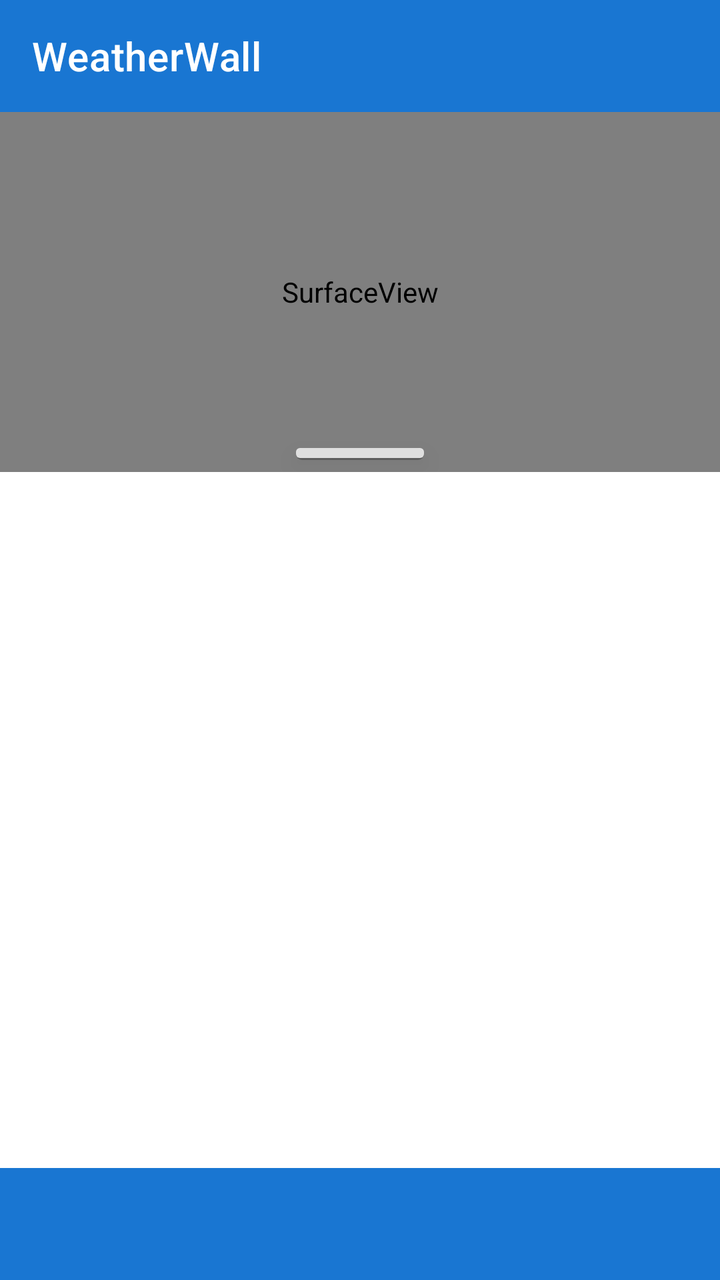
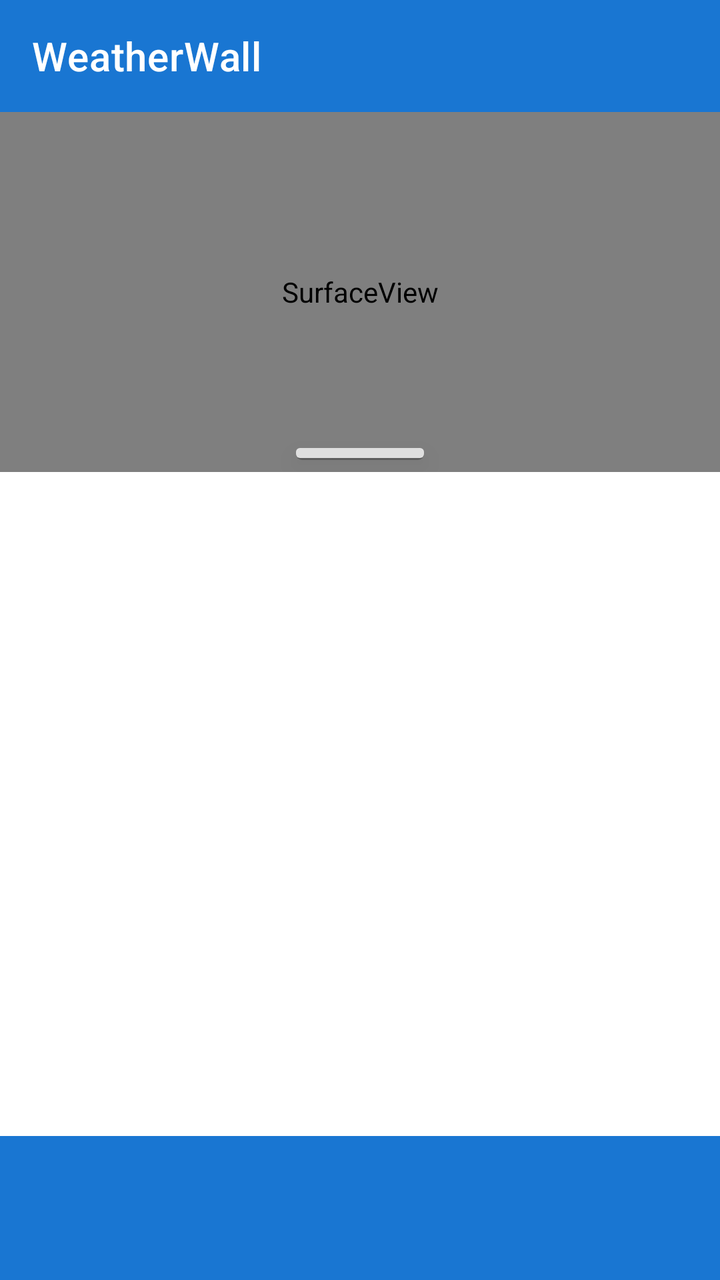

Two renders of the same Android screen: before a commit and after it. Below are the layout's source before the change and the commit's diff.
<!-- AndroidManifest.xml: activity theme Theme.WeatherWall -->
<!-- res/layout/activity_main.xml -->
<?xml version="1.0" encoding="utf-8"?>
<androidx.coordinatorlayout.widget.CoordinatorLayout xmlns:android="http://schemas.android.com/apk/res/android"
    xmlns:app="http://schemas.android.com/apk/res-auto"
    android:layout_width="match_parent"
    android:layout_height="match_parent">

    <LinearLayout
        android:layout_width="match_parent"
        android:layout_height="match_parent"
        android:orientation="vertical">

        <com.google.android.material.appbar.MaterialToolbar
            android:id="@+id/toolbar"
            android:layout_width="match_parent"
            android:layout_height="?attr/actionBarSize"
            android:background="?attr/colorPrimary"
            app:title="@string/app_name"
            app:titleTextColor="@android:color/white" />

        
        <FrameLayout
            android:layout_width="match_parent"
            android:layout_height="wrap_content">
            
            <FrameLayout
                android:id="@+id/preview_container"
                android:layout_width="match_parent"
                android:layout_height="180dp">
                
                
                <SurfaceView
                    android:id="@+id/preview_surface"
                    android:layout_width="match_parent"
                    android:layout_height="match_parent" />
                
                
                <View
                    android:id="@+id/resize_handle"
                    android:layout_width="match_parent"
                    android:layout_height="32dp"
                    android:layout_gravity="bottom"
                    android:background="@android:color/transparent"
                    android:clickable="true"
                    android:focusable="true" />
            </FrameLayout>
            
            
            <View
                android:id="@+id/handle_indicator"
                android:layout_width="64dp"
                android:layout_height="6dp"
                android:layout_gravity="bottom|center_horizontal"
                android:layout_marginBottom="6dp"
                android:background="@drawable/handle_indicator"
                android:elevation="8dp" />
        </FrameLayout>

        
        <androidx.viewpager2.widget.ViewPager2
            android:id="@+id/view_pager"
            android:layout_width="match_parent"
            android:layout_height="0dp"
            android:layout_weight="1" />

        
        <com.google.android.material.tabs.TabLayout
            android:id="@+id/tab_layout"
            android:layout_width="match_parent"
            android:layout_height="56dp"
            android:minHeight="56dp"
            android:background="?attr/colorPrimary"
            app:tabTextColor="@android:color/white"
            app:tabSelectedTextColor="@android:color/white"
            app:tabIndicatorColor="@android:color/white"
            app:tabMode="fixed"
            app:tabGravity="fill"
            app:tabMinWidth="0dp"
            app:tabPaddingTop="12dp"
            app:tabPaddingBottom="12dp" />

    </LinearLayout>

    
    <com.google.android.material.floatingactionbutton.ExtendedFloatingActionButton
        android:id="@+id/fab_apply"
        android:layout_width="wrap_content"
        android:layout_height="wrap_content"
        android:layout_gravity="bottom|center_horizontal"
        android:layout_marginBottom="72dp"
        android:text="@string/set_wallpaper"
        android:textAllCaps="true"
        android:contentDescription="@string/apply_wallpaper"
        android:visibility="gone"
        app:icon="@android:drawable/ic_menu_set_as"
        app:backgroundTint="?attr/colorPrimary"
        android:textColor="@android:color/white"
        app:iconTint="@android:color/white" />
    
        

</androidx.coordinatorlayout.widget.CoordinatorLayout>
<!-- resources referenced by this layout -->
<resources>
  <!-- drawable handle_indicator (drawable) -->
  <?xml version="1.0" encoding="utf-8"?>
  <layer-list xmlns:android="http://schemas.android.com/apk/res/android">
      
      <item>
          <shape android:shape="rectangle">
              <solid android:color="#40000000" />
              <corners android:radius="3dp" />
          </shape>
      </item>
      
      <item android:bottom="1dp" android:top="0dp">
          <shape android:shape="rectangle">
              <solid android:color="#CCFFFFFF" />
              <corners android:radius="2dp" />
          </shape>
      </item>
  </layer-list>
  <string name="app_name">WeatherWall</string>
  <string name="apply_wallpaper">Apply Wallpaper</string>
  <string name="set_wallpaper">Set Wallpaper</string>
  <style name="Theme.WeatherWall" parent="Theme.MaterialComponents.DayNight.NoActionBar">
          <item name="colorPrimary">#1976D2</item>
          <item name="colorPrimaryDark">#1565C0</item>
          <item name="colorPrimaryVariant">#1565C0</item>
          <item name="colorOnPrimary">#FFFFFF</item>
          <item name="colorSecondary">#4fc3f7</item>
          <item name="colorSecondaryVariant">#03A9F4</item>
          <item name="colorOnSecondary">#000000</item>
          <item name="android:statusBarColor">?attr/colorPrimaryDark</item>
      </style>
</resources>

<!-- the commit's change to res/layout/activity_main.xml (unified diff, before → after) -->
@@ -66,8 +66,8 @@
         <com.google.android.material.tabs.TabLayout
             android:id="@+id/tab_layout"
             android:layout_width="match_parent"
-            android:layout_height="56dp"
-            android:minHeight="56dp"
+            android:layout_height="72dp"
+            android:minHeight="72dp"
             android:background="?attr/colorPrimary"
             app:tabTextColor="@android:color/white"
             app:tabSelectedTextColor="@android:color/white"
@@ -75,8 +75,8 @@
             app:tabMode="fixed"
             app:tabGravity="fill"
             app:tabMinWidth="0dp"
-            app:tabPaddingTop="12dp"
-            app:tabPaddingBottom="12dp" />
+            app:tabPaddingTop="16dp"
+            app:tabPaddingBottom="16dp" />
 
     </LinearLayout>
 
